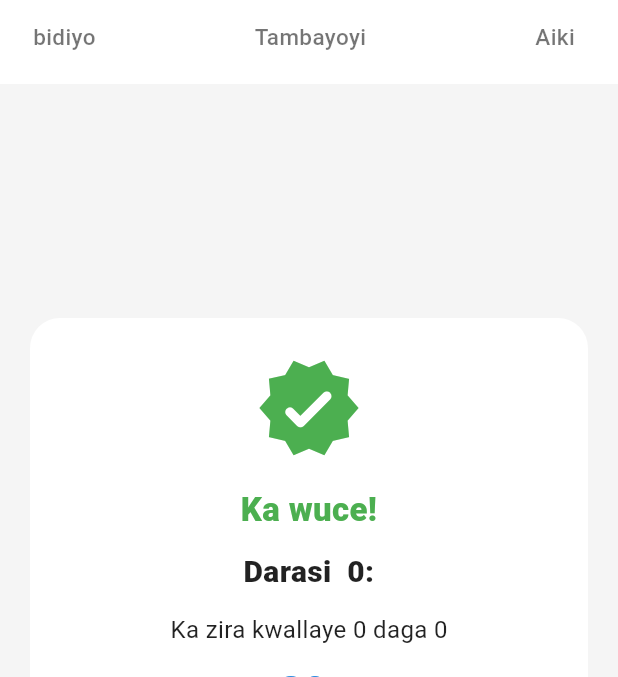
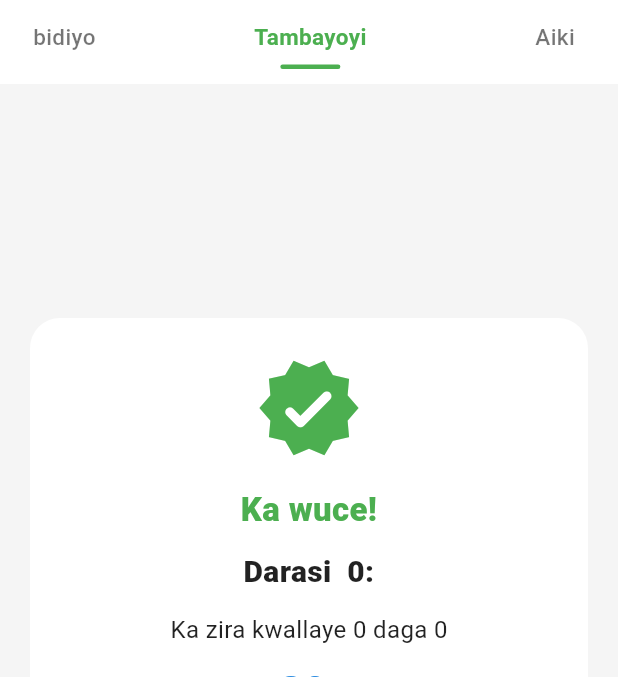
Before and after one commit to Shovooj/python-mai-farawa, a Flutter app: the QuizResultScreen screen opened directly with empty values, on a phone screen of 412 x 824 dp, the part 84-761 px from its top. Run offline on Flutter 3.47's test engine with Material 3 defaults, Android fonts, the phone set to English and light mode, and no system bars; our stand-ins replace cloud_firestore, connectivity_plus, firebase_auth, firebase_core, google_sign_in, shared_preferences and 4 more; accounts and stored records are empty.

Commit message:
Active tabs fixed

```diff
--- a/lib/screens/lesson_header_tabs.dart
+++ b/lib/screens/lesson_header_tabs.dart
@@ -1,7 +1,7 @@
 import 'package:flutter/material.dart';
-import '../localization/app_strings.dart';
 import 'package:provider/provider.dart';
 import '../language_provider.dart';
+import '../localization/app_strings.dart';
 
 class LessonHeaderTabs extends StatelessWidget {
   final String activeTab;
@@ -11,6 +11,11 @@ class LessonHeaderTabs extends StatelessWidget {
   @override
   Widget build(BuildContext context) {
     final lang = context.watch<LanguageProvider>().languageCode;
+
+    final videoTab = AppStrings.text(lang, 'activeTabVideo');
+    final quizTab = AppStrings.text(lang, 'activeTabQuiz');
+    final practiceTab = AppStrings.text(lang, 'activeTabPractice');
+
     return Container(
       color: Colors.white,
       padding: const EdgeInsets.only(top: 14, left: 22, right: 22),
@@ -19,17 +24,11 @@ class LessonHeaderTabs extends StatelessWidget {
           Row(
             mainAxisAlignment: MainAxisAlignment.spaceBetween,
             children: [
+              _HeaderTab(title: videoTab, isActive: activeTab == videoTab),
+              _HeaderTab(title: quizTab, isActive: activeTab == quizTab),
               _HeaderTab(
-                title: AppStrings.text(lang, 'video'),
-                isActive: activeTab == 'video',
-              ),
-              _HeaderTab(
-                title: AppStrings.text(lang, 'quiz'),
-                isActive: activeTab == 'quiz',
-              ),
-              _HeaderTab(
-                title: AppStrings.text(lang, 'practice'),
-                isActive: activeTab == 'practice',
+                title: practiceTab,
+                isActive: activeTab == practiceTab,
               ),
             ],
           ),
@@ -48,6 +47,8 @@ class _HeaderTab extends StatelessWidget {
 
   @override
   Widget build(BuildContext context) {
+    const activeGreen = Color(0xFF4CAF50);
+
     return Column(
       children: [
         Text(
@@ -55,7 +56,7 @@ class _HeaderTab extends StatelessWidget {
           style: TextStyle(
             fontSize: 15,
             fontWeight: isActive ? FontWeight.w700 : FontWeight.w500,
-            color: isActive ? const Color(0xFF2D8CE0) : Colors.black54,
+            color: isActive ? activeGreen : Colors.black54,
           ),
         ),
         const SizedBox(height: 8),
@@ -63,7 +64,7 @@ class _HeaderTab extends StatelessWidget {
           width: 40,
           height: 3,
           decoration: BoxDecoration(
-            color: isActive ? const Color(0xFF2D8CE0) : Colors.transparent,
+            color: isActive ? activeGreen : Colors.transparent,
             borderRadius: BorderRadius.circular(10),
           ),
         ),
```
